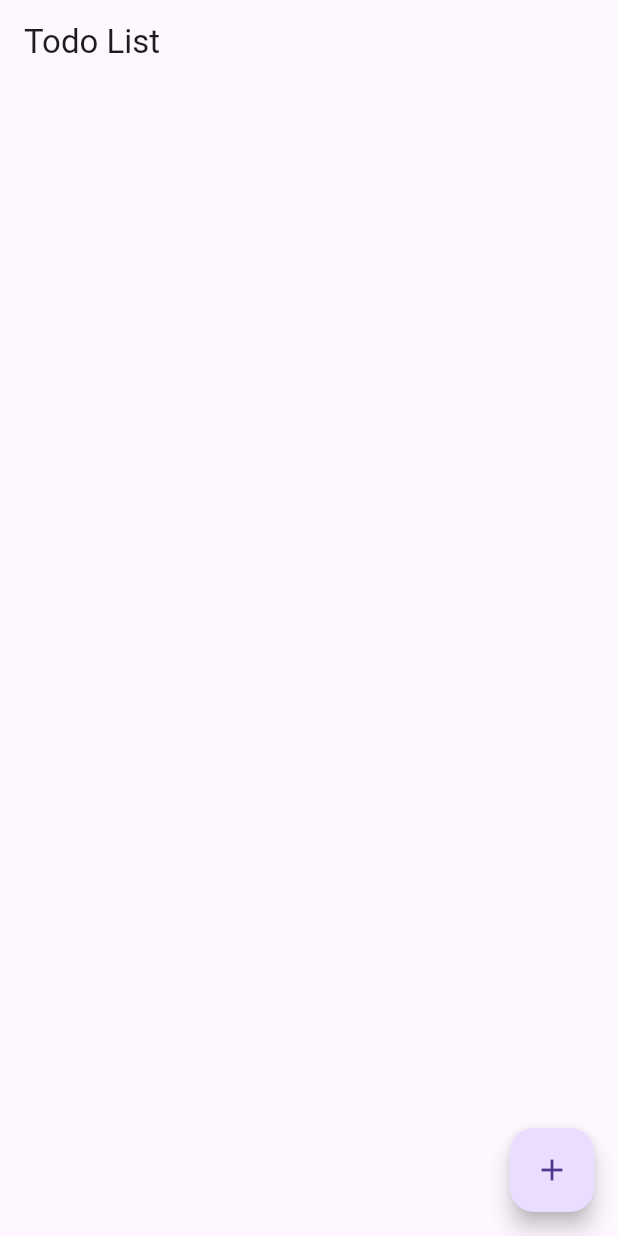
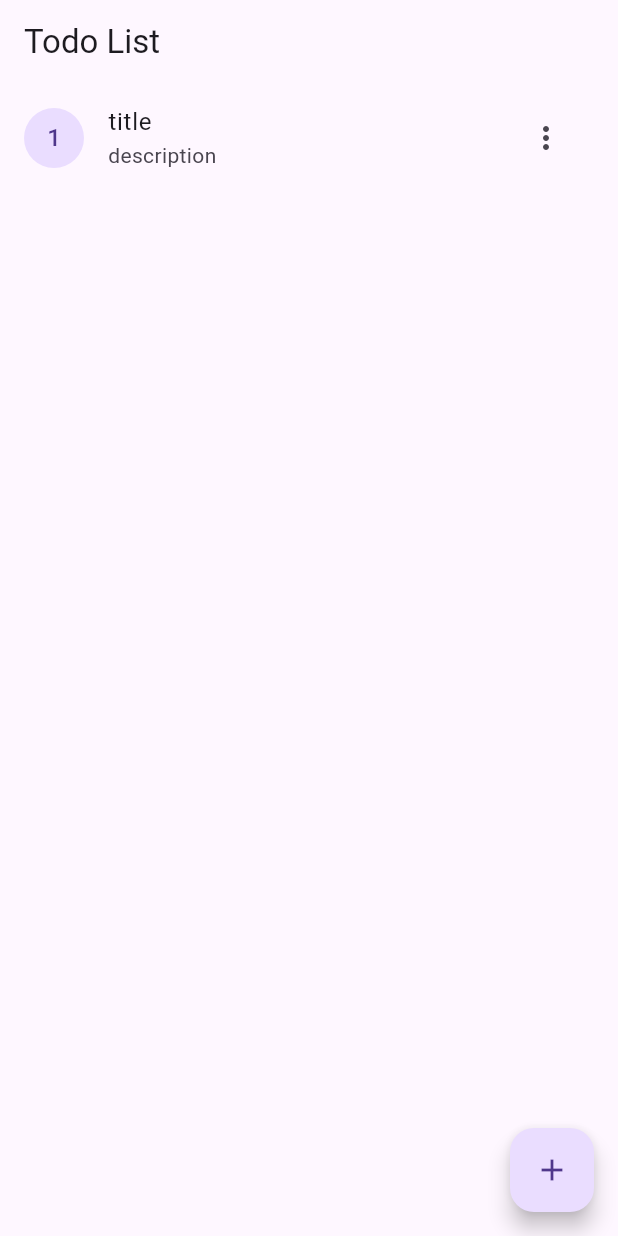
Before and after one commit to ulumdev/todo_app_bloc, a Flutter app: the screen it shows after launch, on a phone screen of 412 x 824 dp. Run offline on Flutter 3.47's test engine with Material 3 defaults, Android fonts, the phone set to English and light mode, and no system bars; our stand-ins replace flutter_bloc; missing offline and left inert: d_info, d_input.

Commit message:
single bloc state class

```diff
--- a/lib/bloc/todo_bloc.dart
+++ b/lib/bloc/todo_bloc.dart
@@ -7,7 +7,9 @@ part 'todo_event.dart';
 part 'todo_state.dart';
 
 class TodoBloc extends Bloc<TodoEvent, TodoState> {
-  TodoBloc() : super(const TodoInitial([])) {
+  TodoBloc() : super(const TodoState([], TodoStatus.initial)) {
+    on<OnFetchTodos>(fetchTodo);
+
     on<OnAddTodo>(addTodo);
 
     on<OnUpdateTodo>(updateTodo);
@@ -15,29 +17,30 @@ class TodoBloc extends Bloc<TodoEvent, TodoState> {
     on<OnRemoveTodo>(removeTodo);
   }
 
-  FutureOr<void> addTodo(OnAddTodo event, Emitter<TodoState> emit) async {
-    emit(TodoLoading(state.todos));
-    await Future.delayed(const Duration(milliseconds: 1500));
-    Todo newTodo = event.newTodo;
-    emit(TodoAdded([...state.todos, newTodo]));
+  FutureOr<void> fetchTodo(OnFetchTodos event, Emitter<TodoState> emit) async {
+    emit(TodoState(state.todos, TodoStatus.loading));
+    await Future.delayed(const Duration(milliseconds: 1500), () {
+      emit(TodoState([Todo('title', 'description')], TodoStatus.success));
+    });
   }
 
-  FutureOr<void> updateTodo(OnUpdateTodo event, Emitter<TodoState> emit) async {
-    emit(TodoLoading(state.todos));
-    await Future.delayed(const Duration(milliseconds: 1500));
+  FutureOr<void> addTodo(OnAddTodo event, Emitter<TodoState> emit) {
+    Todo newTodo = event.newTodo;
+    emit(TodoState([...state.todos, newTodo], TodoStatus.success));
+  }
+
+  FutureOr<void> updateTodo(OnUpdateTodo event, Emitter<TodoState> emit) {
     int index = event.index;
     Todo newTodo = event.updatedTodo;
     List<Todo> todosUpdated = state.todos;
     todosUpdated[index] = newTodo;
-    emit(TodoUpdate(todosUpdated));
+    emit(TodoState(todosUpdated, TodoStatus.success));
   }
 
-  FutureOr<void> removeTodo(OnRemoveTodo event, Emitter<TodoState> emit) async {
-    emit(TodoLoading(state.todos));
-    await Future.delayed(const Duration(milliseconds: 1500));
+  FutureOr<void> removeTodo(OnRemoveTodo event, Emitter<TodoState> emit) {
     int index = event.index;
     List<Todo> todosRemoved = state.todos;
     todosRemoved.removeAt(index);
-    emit(TodoRemove(todosRemoved));
+    emit(TodoState(todosRemoved, TodoStatus.success));
   }
 }
--- a/lib/bloc/todo_event.dart
+++ b/lib/bloc/todo_event.dart
@@ -2,6 +2,8 @@ part of 'todo_bloc.dart';
 
 @immutable
 sealed class TodoEvent {}
+
+class OnFetchTodos extends TodoEvent {}
 
 class OnAddTodo extends TodoEvent {
   final Todo newTodo;
--- a/lib/bloc/todo_state.dart
+++ b/lib/bloc/todo_state.dart
@@ -1,27 +1,9 @@
 part of 'todo_bloc.dart';
 
-@immutable
-sealed class TodoState {
+enum TodoStatus { initial, loading, success, failed }
+
+class TodoState {
   final List<Todo> todos;
-  const TodoState(this.todos);
+  final TodoStatus status;
+  const TodoState(this.todos, this.status);
 }
-
-final class TodoInitial extends TodoState {
-  const TodoInitial(super.todos);
-}
-
-final class TodoLoading extends TodoState {
-  const TodoLoading(super.todos);
-}
-
-final class TodoAdded extends TodoState {
-  const TodoAdded(super.todos);
-}
-
-final class TodoRemove extends TodoState {
-  const TodoRemove(super.todos);
-}
-
-final class TodoUpdate extends TodoState {
-  const TodoUpdate(super.todos);
-}
--- a/lib/pages/todo_page.dart
+++ b/lib/pages/todo_page.dart
@@ -81,16 +81,25 @@ class _TodoPageState extends State<TodoPage> {
   }
 
   @override
+  void initState() {
+    context.read<TodoBloc>().add(OnFetchTodos());
+    super.initState();
+  }
+
+  @override
   Widget build(BuildContext context) {
     return Scaffold(
       appBar: AppBar(title: const Text('Todo List')),
       body: BlocBuilder<TodoBloc, TodoState>(
         builder: (context, state) {
-          if (state is TodoInitial) {
+          if (state.status == TodoStatus.initial) {
             return SizedBox.shrink();
           }
-          if (state is TodoLoading) {
+          if (state.status == TodoStatus.loading) {
             return const Center(child: CircularProgressIndicator());
+          }
+          if (state.status == TodoStatus.failed) {
+            return const Center(child: Text('Failed to load todos'));
           }
           List<Todo> todos = state.todos;
           return ListView.builder(
```
